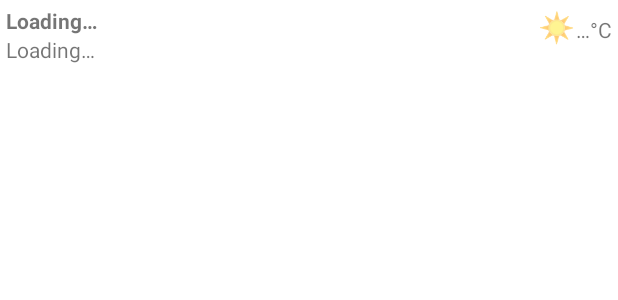
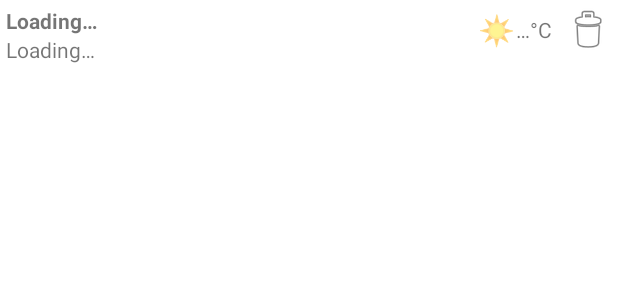
Before and after one commit to Hitoyu22/android-weather, an Android app: the layout favorites_item.xml on its own in the app's theme, with its tools: preview values and no code run, on a phone screen of 412 x 824 dp. Shown: the top 300 px of the screen. Run offline under Robolectric (Android 15) with nearby library versions, the phone set to English and light mode, and no system bars; network calls fail.

Commit message:
Add remove favorites button

```diff
--- a/app/src/main/res/layout/favorites_item.xml
+++ b/app/src/main/res/layout/favorites_item.xml
@@ -1,16 +1,19 @@
 <?xml version="1.0" encoding="utf-8"?>
 <androidx.constraintlayout.widget.ConstraintLayout xmlns:android="http://schemas.android.com/apk/res/android"
     xmlns:app="http://schemas.android.com/apk/res-auto"
+    xmlns:tools="http://schemas.android.com/tools"
     android:layout_width="match_parent"
     android:layout_height="wrap_content"
     android:padding="@dimen/favorites_padding">
 
     <LinearLayout
-        android:layout_width="wrap_content"
+        android:layout_width="@dimen/available_space"
         android:layout_height="wrap_content"
         android:orientation="vertical"
         app:layout_constraintStart_toStartOf="parent"
-        app:layout_constraintTop_toTopOf="parent">
+        app:layout_constraintTop_toTopOf="parent"
+        android:layout_marginEnd="@dimen/favorite_delete_margin"
+        android:weightSum="@integer/favorite_linear_weight_sum">
 
         <TextView
             android:id="@+id/city"
@@ -27,23 +30,38 @@
     </LinearLayout>
 
     <LinearLayout
-        android:layout_width="wrap_content"
+        android:layout_width="0dp"
         android:layout_height="wrap_content"
         app:layout_constraintEnd_toEndOf="parent"
-        app:layout_constraintTop_toTopOf="parent">
+        app:layout_constraintTop_toTopOf="parent"
+        android:orientation="horizontal"
+        android:gravity="end">
 
         <TextView
             android:id="@+id/icon"
             android:layout_width="wrap_content"
             android:layout_height="wrap_content"
             android:text="@string/loading_icon"
-            android:textSize="@dimen/weather_icon_size" />
+            android:textSize="@dimen/weather_icon_size"
+            android:layout_gravity="center_vertical"/>
 
         <TextView
             android:id="@+id/temperature"
             android:layout_width="wrap_content"
             android:layout_height="wrap_content"
-            android:text="@string/loading_degrees" />
+            android:text="@string/loading_degrees"
+            android:layout_gravity="center_vertical"/>
+
+        <ImageButton
+            android:id="@+id/delete_button"
+            android:layout_width="wrap_content"
+            android:layout_height="wrap_content"
+            android:layout_gravity="center_vertical"
+            android:layout_marginStart="@dimen/favorite_delete_margin"
+            android:background="?attr/selectableItemBackgroundBorderless"
+            android:contentDescription="@string/remove_favorite"
+            android:src="@android:drawable/ic_menu_delete"
+            tools:ignore="TouchTargetSizeCheck" />
     </LinearLayout>
 
 </androidx.constraintlayout.widget.ConstraintLayout>
--- a/app/src/main/res/values/dimens.xml
+++ b/app/src/main/res/values/dimens.xml
@@ -30,6 +30,7 @@
     <dimen name="favorites_marginStart">32dp</dimen>
     <dimen name="favorites_marginTop">48dp</dimen>
     <dimen name="favorite_list_margin">32dp</dimen>
+    <dimen name="favorite_delete_margin">8dp</dimen>
 
     <dimen name="settings_title_margin_top">32dp</dimen>
     <dimen name="settings_section_spacing">24dp</dimen>
--- /dev/null
+++ b/app/src/main/res/values/integer.xml
@@ -0,0 +1,7 @@
+<?xml version="1.0" encoding="utf-8"?>
+<resources>
+
+    <integer name="favorite_linear_weight_sum">1</integer>
+
+
+</resources>
```
Also changed, not shown: app/src/main/java/fr/esgi/android/weather/WeatherApp.kt (+10 -10 lines), app/src/main/java/fr/esgi/android/weather/activities/FavoritesActivity.kt (+4 -3 lines), app/src/main/java/fr/esgi/android/weather/lists/FavoritesAdapter.kt (+24 -5 lines), 1 other file.
